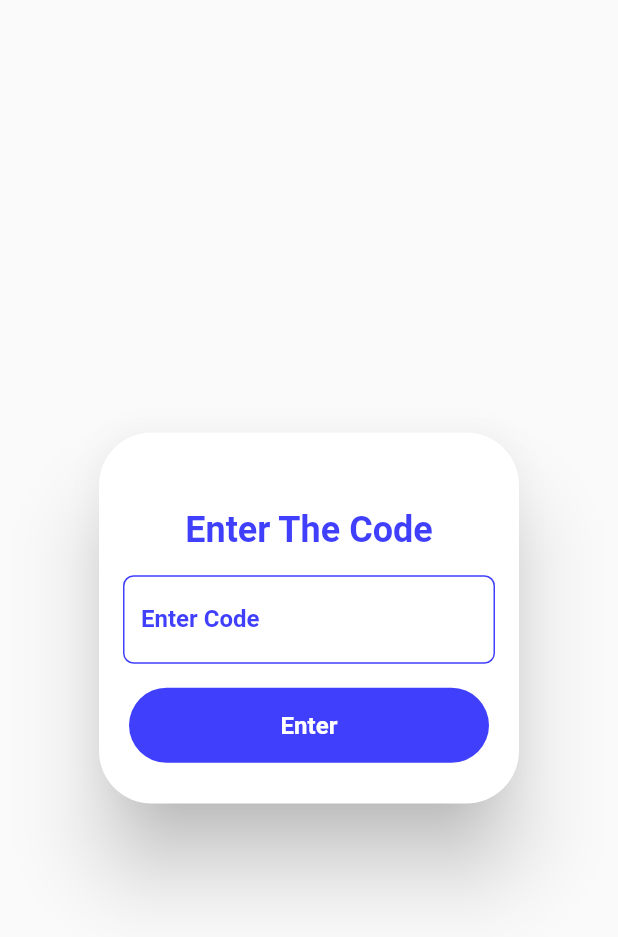
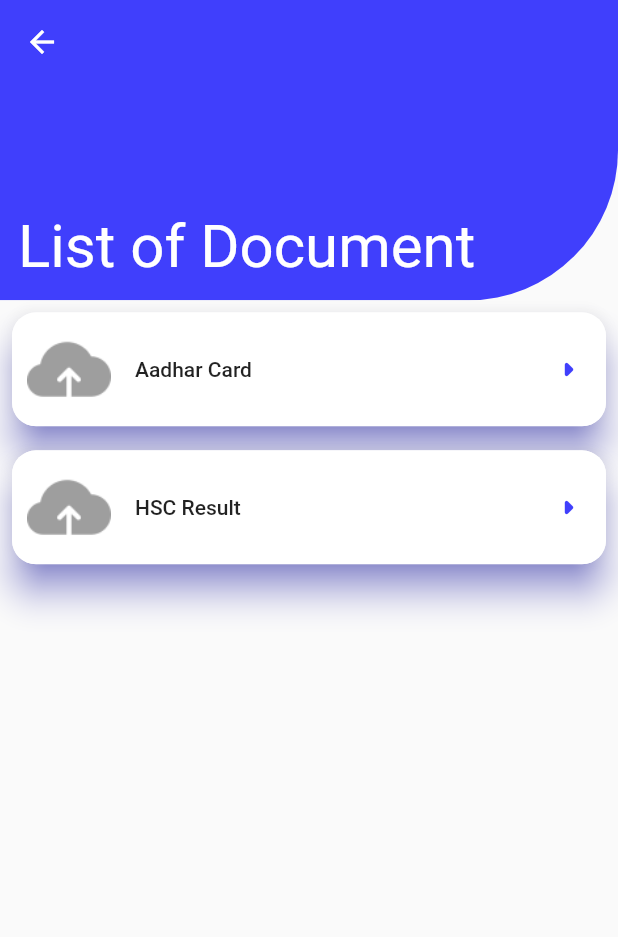
Before and after one commit to pathakutkarsh/documentVerificaitonSystem, a Flutter app: the EnterCodeDialog widget shown alone on an empty page, opened directly, after a tap on "Enter", on a phone screen of 412 x 824 dp. Shown: the top 937 px of the screen. Run offline on Flutter 3.47's test engine with Material 2 defaults, Android fonts, the phone set to English and light mode, and no system bars; our stand-ins replace image_picker.

Commit message:
page details required document

```diff
--- a/flutter/lib/constants/colors.dart
+++ b/flutter/lib/constants/colors.dart
@@ -2,3 +2,5 @@ import 'dart:ui';
 
 const primary = Color(0xFF403ffc);
 const base = Color.fromARGB(255, 255, 255, 255);
+const red = Color(0xFFde5753);
+const green = Color(0xFF32ba7c);
--- a/flutter/lib/login_screen.dart
+++ b/flutter/lib/screens/login_screen.dart
@@ -1,7 +1,7 @@
-import 'package:document_verification_system/Dashboard.dart';
 import 'package:document_verification_system/constants/colors.dart';
 import 'package:document_verification_system/constants/size.dart';
-import 'package:document_verification_system/signup_screen.dart';
+import 'package:document_verification_system/screens/Dashboard.dart';
+import 'package:document_verification_system/screens/signup_screen.dart';
 import 'package:flutter/material.dart';
 
 class LoginScreen extends StatefulWidget {
--- /dev/null
+++ b/flutter/lib/screens/required_document_list.dart
@@ -0,0 +1,78 @@
+import 'package:document_verification_system/constants/colors.dart';
+import 'package:document_verification_system/constants/size.dart';
+import 'package:document_verification_system/widgets/dashboard_card.dart';
+import 'package:flutter/material.dart';
+
+class RequiredDocumentList extends StatefulWidget {
+  final String requestID;
+  const RequiredDocumentList({super.key, this.requestID = ''});
+  @override
+  State<RequiredDocumentList> createState() => RequiredDocumentListState();
+}
+
+class RequiredDocumentListState extends State<RequiredDocumentList> {
+  @override
+  void initState() {
+    // TODO:getList of Documents from requestedID
+    super.initState();
+  }
+
+  List<String> fileName = ["Aadhar Card", "HSC Result"];
+  @override
+  Widget build(BuildContext context) {
+    return Scaffold(
+      appBar: AppBar(
+        backgroundColor: primary,
+        shadowColor: Colors.transparent,
+        primary: true,
+      ),
+      body: Column(
+        // mainAxisAlignment: MainAxisAlignment.spaceBetween,
+        children: [
+          ClipRRect(
+            clipBehavior: Clip.antiAliasWithSaveLayer,
+            borderRadius: const BorderRadius.only(
+              bottomRight: Radius.circular(size_100),
+            ),
+            child: Container(
+              color: primary,
+              height: screenHeight(context) * 0.175,
+              width: screenWidth(context),
+              child: Column(
+                mainAxisAlignment: MainAxisAlignment.end,
+                crossAxisAlignment: CrossAxisAlignment.start,
+                children: const [
+                  Padding(
+                    padding: EdgeInsets.all(size_12),
+                    child: Text(
+                      "List of Document",
+                      style: TextStyle(
+                          fontSize: size_40,
+                          color: base,
+                          backgroundColor: Colors.transparent),
+                      overflow: TextOverflow.ellipsis,
+                    ),
+                  ),
+                ],
+              ),
+            ),
+          ),
+          Expanded(
+            child: ListView.builder(
+              padding: EdgeInsets.only(bottom: screenHeight(context) * 0.14),
+              shrinkWrap: true,
+              itemCount: fileName.length,
+              itemBuilder: ((context, index) {
+                return DashboardCard(
+                  fileName: fileName[index],
+                  imageUrl: "lib/assets/icons/uploadicon.png",
+                  uploadFile: true,
+                );
+              }),
+            ),
+          ),
+        ],
+      ),
+    );
+  }
+}
--- a/flutter/lib/signup_screen.dart
+++ b/flutter/lib/screens/signup_screen.dart
@@ -1,7 +1,7 @@
-import 'package:document_verification_system/Dashboard.dart';
 import 'package:document_verification_system/constants/colors.dart';
 import 'package:document_verification_system/constants/size.dart';
-import 'package:document_verification_system/login_screen.dart';
+import 'package:document_verification_system/screens/Dashboard.dart';
+import 'package:document_verification_system/screens/login_screen.dart';
 import 'package:flutter/material.dart';
 
 class SignupScreen extends StatefulWidget {
--- a/flutter/lib/widgets/dashboard_card.dart
+++ b/flutter/lib/widgets/dashboard_card.dart
@@ -1,10 +1,18 @@
 import 'package:document_verification_system/constants/colors.dart';
 import 'package:document_verification_system/constants/size.dart';
+import 'package:document_verification_system/screens/document_detail.dart';
+import 'package:document_verification_system/widgets/select_upload_method.dart';
 import 'package:flutter/material.dart';
 
 class DashboardCard extends StatelessWidget {
+  bool uploadFile = false;
   String fileName = '';
-  DashboardCard({super.key, this.fileName = "FileName"});
+  String imageUrl = '';
+  DashboardCard(
+      {super.key,
+      this.uploadFile = false,
+      this.fileName = "FileName",
+      this.imageUrl = 'lib/assets/icons/uploadicon.png'});
 
   @override
   Widget build(BuildContext context) {
@@ -22,13 +30,33 @@ class DashboardCard extends StatelessWidget {
           ),
           style: ListTileStyle.drawer,
           tileColor: base,
-          leading: Image.asset("lib/assets/pdf.png"),
+          leading: Image.asset(
+            imageUrl,
+            color: Colors.grey,
+          ),
           title: Text(fileName),
           trailing: const Icon(
             Icons.arrow_right_rounded,
             color: primary,
             size: size_30,
           ),
+          onTap: () {
+            if (uploadFile) {
+              showModalBottomSheet(
+                context: context,
+                builder: (context) {
+                  return const SelectUploadMethod();
+                },
+              );
+            } else {
+              Navigator.push(
+                context,
+                MaterialPageRoute(
+                    builder: (context) => DocumentDetails(
+                        documentName: fileName, documentID: 'ad')),
+              );
+            }
+          },
         ),
       ),
     );
--- a/flutter/lib/widgets/enter_code.dart
+++ b/flutter/lib/widgets/enter_code.dart
@@ -1,5 +1,6 @@
 import 'package:document_verification_system/constants/colors.dart';
 import 'package:document_verification_system/constants/size.dart';
+import 'package:document_verification_system/screens/required_document_list.dart';
 import 'package:flutter/material.dart';
 
 class EnterCodeDialog extends StatefulWidget {
@@ -75,8 +76,17 @@ class _EnterCodeDialogState extends State<EnterCodeDialog> {
                 },
               ),
             ),
-            InkWell(
-              onTap: () {},
+            TextButton(
+              onPressed: () {
+                Navigator.push(
+                  context,
+                  MaterialPageRoute(
+                    builder: (context) => const RequiredDocumentList(
+                      requestID: "adf",
+                    ),
+                  ),
+                );
+              },
               child: Container(
                 width: 240,
                 height: 50,
--- a/flutter/pubspec.yaml
+++ b/flutter/pubspec.yaml
@@ -61,6 +61,7 @@ flutter:
   # To add assets to your application, add an assets section, like this:
   assets:
     - lib/assets/pdf.png
+    - lib/assets/icons/
   #   - images/a_dot_ham.jpeg
 
   # An image asset can refer to one or more resolution-specific "variants", see
```
Also changed, not shown: flutter/lib/functions/uploadImage.dart (+28 -5 lines), flutter/lib/main.dart (+6 -9 lines), flutter/lib/screens/Dashboard.dart (renamed from flutter/lib/Dashboard.dart, +39 -32 lines), flutter/lib/screens/document_detail.dart (added, +109 -0 lines), flutter/lib/screens/upload_screen.dart (renamed from flutter/lib/upload_screen.dart, +38 -31 lines), flutter/lib/widgets/select_upload_method.dart (added, +77 -0 lines), flutter/lib/widgets/verification_detail.dart (added, +103 -0 lines), flutter/lib/assets/icons/sampleImage.png (added), flutter/lib/screens/settings_page.dart (renamed from flutter/lib/settings_page.dart), 1 other file.
